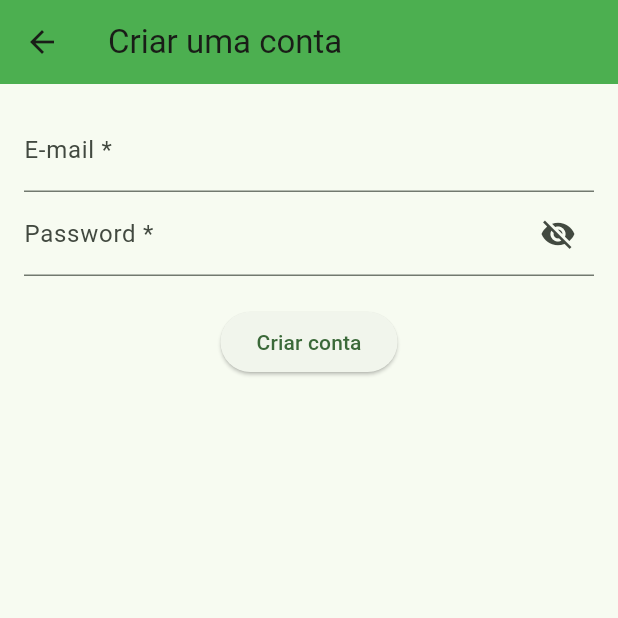
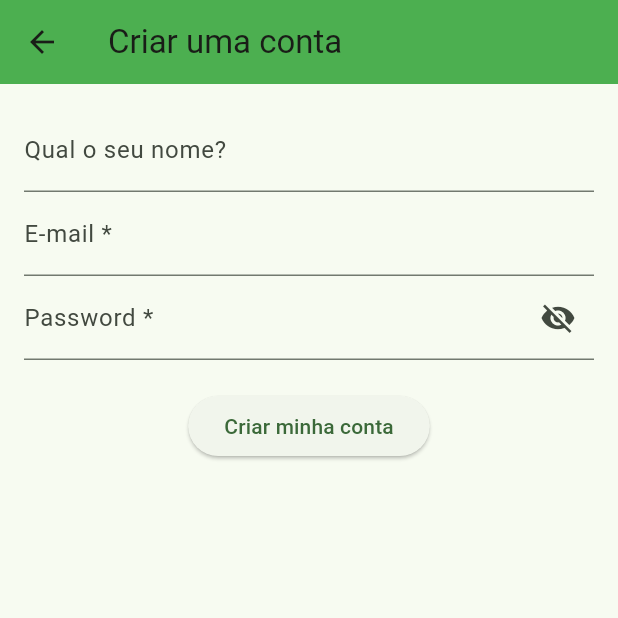
Before and after one commit to coelhoadler/pos-fiap-FRNT-TC-financeiro-mobile, a Flutter app: the screen it shows after launch, after a tap on "Login", after a tap on "Criar uma conta", on a phone screen of 412 x 824 dp, the top half of it. Run offline on Flutter 3.47's test engine with Material 3 defaults, Android fonts, the phone set to English and light mode, and no system bars; our stand-ins replace firebase_auth, firebase_core, firebase_storage, image_picker; accounts and stored records are empty; network calls fail.

Commit message:
feat: add loading indicators and name input to registration screen; update dashboard to display user name

```diff
--- a/lib/screens/dashboard.dart
+++ b/lib/screens/dashboard.dart
@@ -36,7 +36,7 @@ class _DashboardScreenState extends State<DashboardScreen> {
         appBar: AppBar(
           backgroundColor: Colors.green,
           title: Text(
-            'Dashboard de transferências | ${_auth.currentUser?.email}',
+            'Dashboard de transferências | ${_auth.currentUser?.displayName}',
           ),
           actions: [
             IconButton(
--- a/lib/screens/login.dart
+++ b/lib/screens/login.dart
@@ -16,6 +16,7 @@ class _LoginScreenState extends State<LoginScreen> {
   final TextEditingController _passwordController = TextEditingController();
 
   String _errorMessage = '';
+  bool _isLoading = false;
 
   void _goToRegisterRoute() {
     Navigator.pushNamed(context, Routes.register);
@@ -28,12 +29,15 @@ class _LoginScreenState extends State<LoginScreen> {
   void setErrorMessage(String message) {
     setState(() {
       _errorMessage = message;
+      _isLoading = false;
     });
   }
 
   void _login() async {
     setErrorMessage('');
-
+    setState(() {
+      _isLoading = true;
+    });
     try {
       await _auth.signInWithEmailAndPassword(
         email: _emailController.text,
@@ -46,6 +50,10 @@ class _LoginScreenState extends State<LoginScreen> {
       _goToDashboard();
     } on FirebaseAuthException catch (e) {
       setErrorMessage(e.message ?? 'Erro desconhecido');
+    } finally {
+      setState(() {
+        _isLoading = false;
+      });
     }
   }
 
@@ -72,12 +80,21 @@ class _LoginScreenState extends State<LoginScreen> {
             ),
             PasswordInput(controller: _passwordController),
             SizedBox(height: 50),
-            ElevatedButton(onPressed: _login, child: Text('Login')),
+            _isLoading
+                ? CircularProgressIndicator()
+                : ElevatedButton(onPressed: _login, child: Text('Login')),
             TextButton(
               onPressed: _goToRegisterRoute,
               child: Text('Criar uma conta'),
             ),
-            Text(_errorMessage, style: TextStyle(color: Colors.red)),
+            if (_errorMessage.isNotEmpty)
+              Center(
+                child: Text(
+                  _errorMessage,
+                  style: TextStyle(color: Colors.red),
+                  textAlign: TextAlign.center,
+                ),
+              ),
           ],
         ),
       ),
--- a/lib/screens/register.dart
+++ b/lib/screens/register.dart
@@ -11,14 +11,17 @@ class RegisterScreen extends StatefulWidget {
 
 class _RegisterScreenState extends State<RegisterScreen> {
   final FirebaseAuth _auth = FirebaseAuth.instance;
+  final TextEditingController _nameController = TextEditingController();
   final TextEditingController _emailController = TextEditingController();
   final TextEditingController _passwordController = TextEditingController();
   String _errorMessage = '';
+  bool _isLoading = false;
 
   @override
   void initState() {
     super.initState();
     setErrorMessage('');
+    _isLoading = false;
   }
 
   @override
@@ -33,21 +36,31 @@ class _RegisterScreenState extends State<RegisterScreen> {
         child: Column(
           children: [
             TextField(
+              controller: _nameController,
+              decoration: const InputDecoration(
+                labelText: 'Qual o seu nome? ',
+                hintText: 'Digite seu nome',
+              ),
+            ),
+            TextField(
               controller: _emailController,
               decoration: const InputDecoration(labelText: 'E-mail *'),
             ),
             PasswordInput(controller: _passwordController),
             const SizedBox(height: 20),
-            ElevatedButton(
-              onPressed: _register,
-              child: const Text('Criar conta'),
-            ),
+            _isLoading
+                ? CircularProgressIndicator()
+                : ElevatedButton(
+                    onPressed: _register,
+                    child: Text('Criar minha conta'),
+                  ),
+            SizedBox(height: 20),
             if (_errorMessage.isNotEmpty)
-              Padding(
-                padding: const EdgeInsets.only(top: 16.0),
+              Center(
                 child: Text(
                   _errorMessage,
-                  style: const TextStyle(color: Colors.red),
+                  style: TextStyle(color: Colors.red),
+                  textAlign: TextAlign.center,
                 ),
               ),
           ],
@@ -58,6 +71,9 @@ class _RegisterScreenState extends State<RegisterScreen> {
 
   void _register() async {
     setErrorMessage('');
+    setState(() {
+      _isLoading = true;
+    });
 
     try {
       final textEmail = _emailController.text;
@@ -68,11 +84,20 @@ class _RegisterScreenState extends State<RegisterScreen> {
         password: textPassword,
       );
 
+      User? user = FirebaseAuth.instance.currentUser;
+      await user?.updateDisplayName(
+        _nameController.text ?? 'Usuário desconhecido',
+      );
+
       await _auth.currentUser?.sendEmailVerification();
 
       Navigator.pop(context, textEmail);
     } on FirebaseAuthException catch (e) {
       setErrorMessage(e.message ?? 'Erro desconhecido');
+    } finally {
+      setState(() {
+        _isLoading = false;
+      });
     }
   }
 
```
